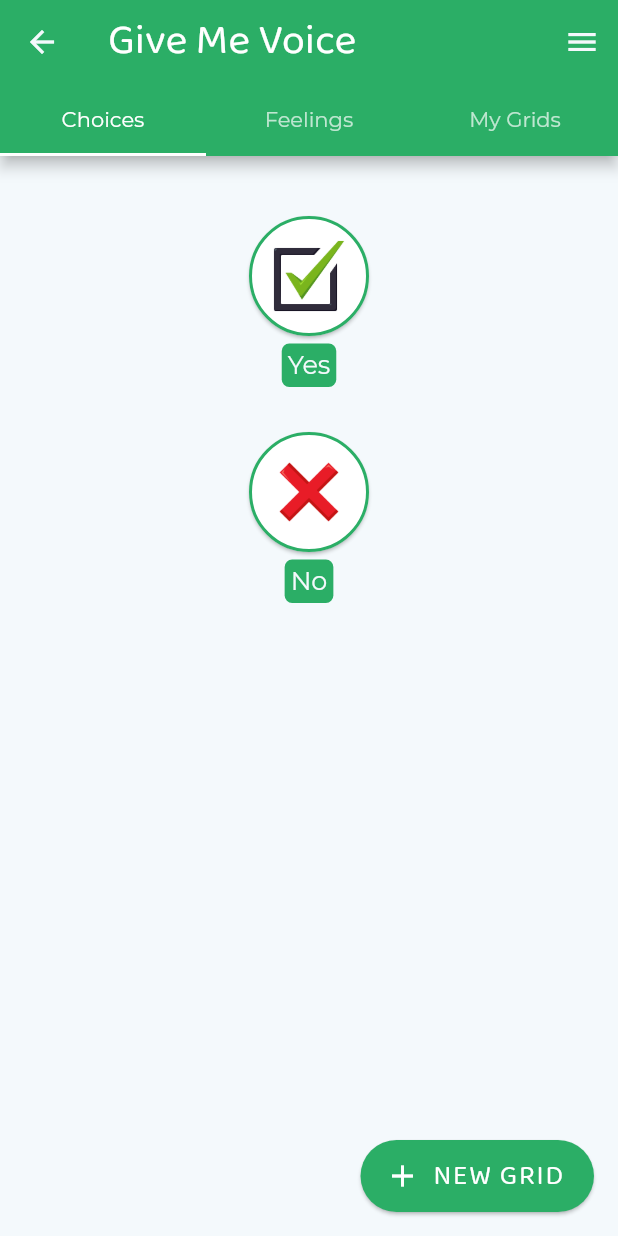
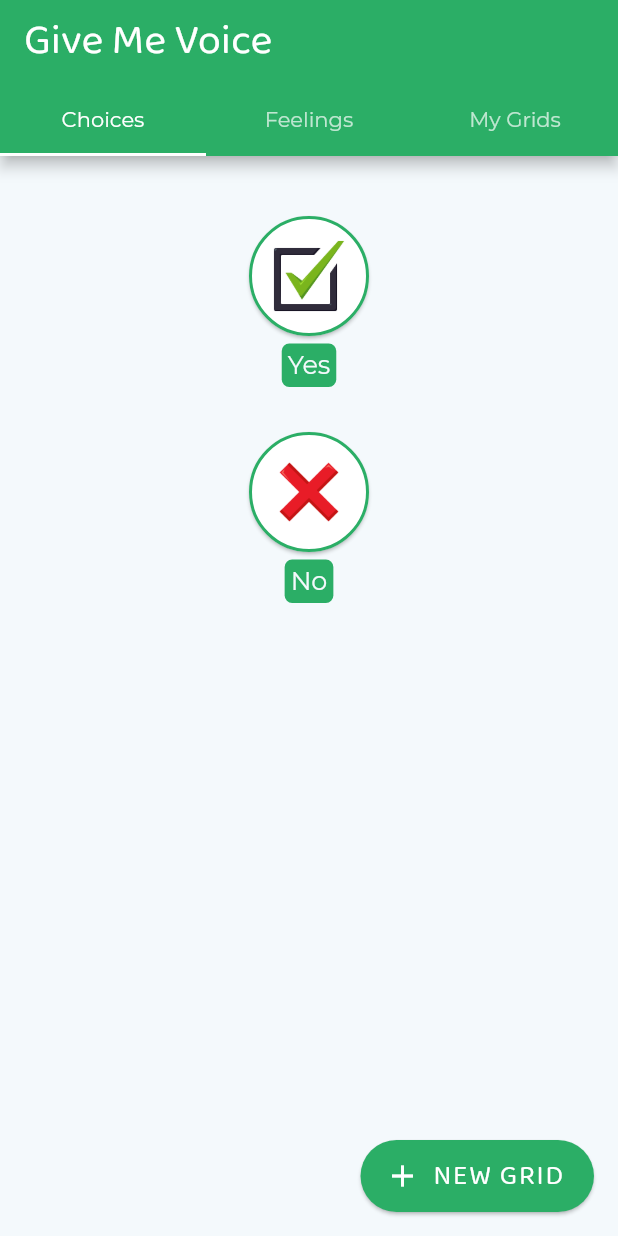
Before and after one commit to attilavago/give_me_voice, a Flutter app: the TabsScreen screen opened by its route, on a phone screen of 412 x 824 dp. Run offline on Flutter 3.47's test engine with Material 2 defaults, Android fonts, the phone set to English and light mode, and no system bars; our stand-ins replace flutter_tts, sqflite; accounts and stored records are empty; project files that could hold a hidden picture were left out.

Commit message:
no back button on tabs screen

```diff
--- a/lib/screens/tabs_screen.dart
+++ b/lib/screens/tabs_screen.dart
@@ -20,12 +20,7 @@ class _TabsScreenState extends State<TabsScreen> {
       child: Scaffold(
         resizeToAvoidBottomInset: true,
         appBar: AppBar(
-          actions: <Widget>[
-            IconButton(
-              icon: Icon(Icons.menu),
-              onPressed: () {},
-            ),
-          ],
+          automaticallyImplyLeading: false,
           bottom: TabBar(
             tabs: [
               Tab(
```
